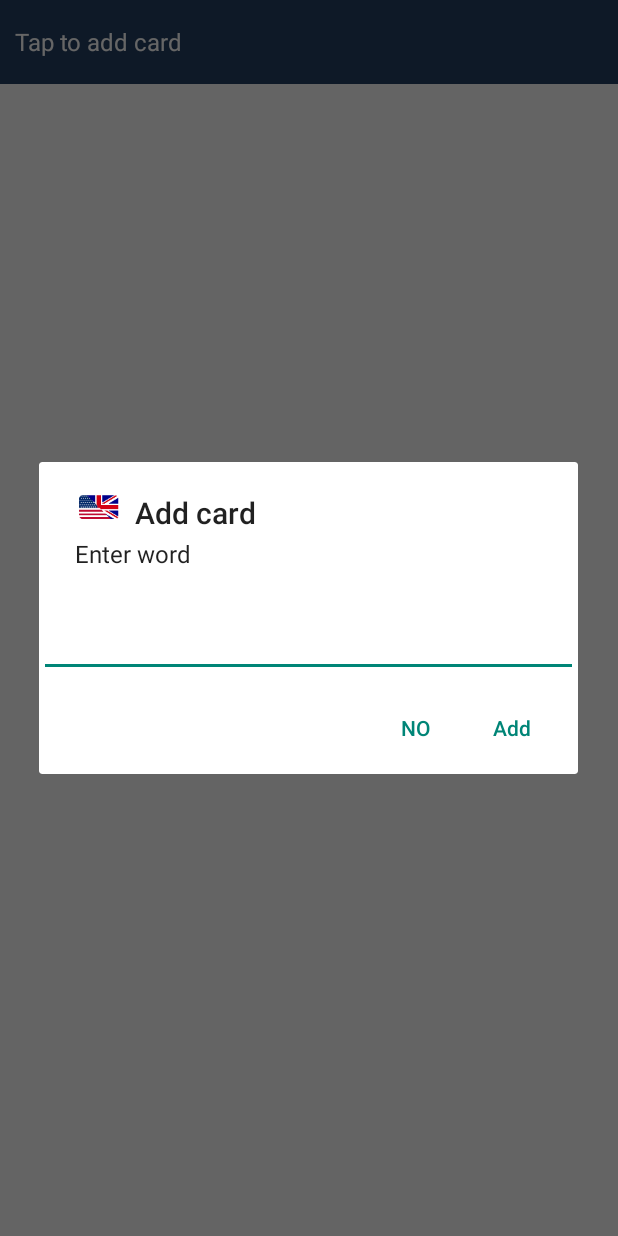
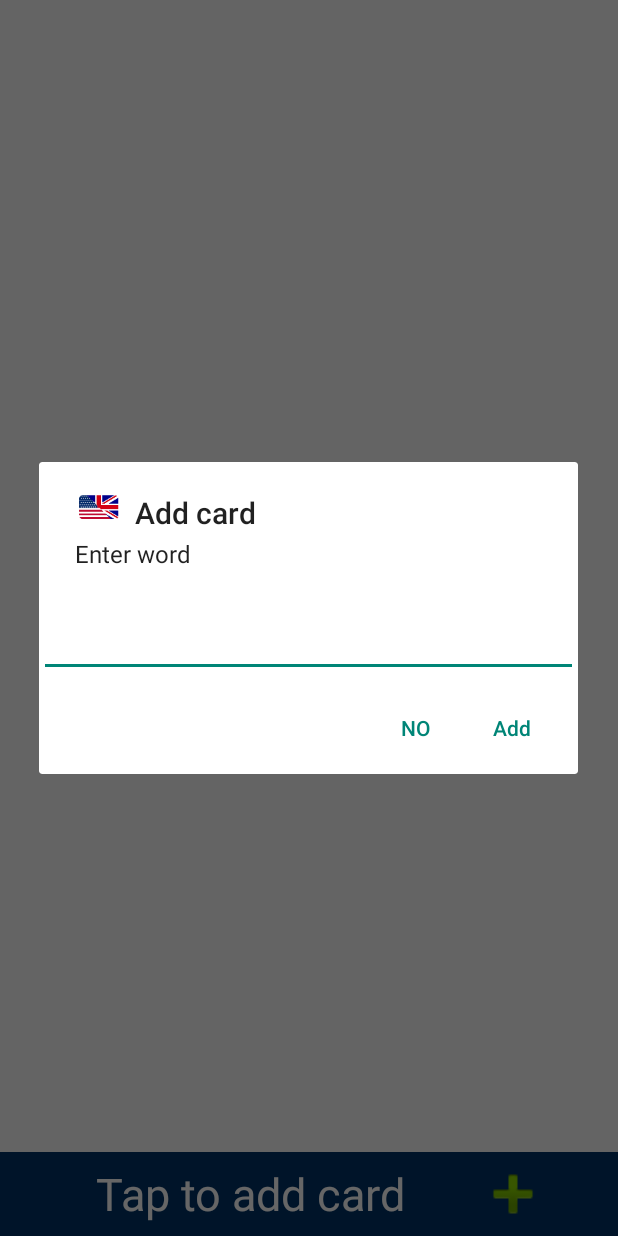
Before and after one commit to VysotskySviderskyGH/pronounceit, an Android app: the CardActivity screen opened directly, with no data from a screen before it, after a tap on "Tap to add card", on a phone screen of 412 x 824 dp. Run offline under Robolectric (Android 15) with nearby library versions, the phone set to English and light mode, and no system bars; libraries missing offline, so code that uses them is left out: com.androidquery, com.facebook, de.keyboardsurfer.android; 4 statements that could not run were skipped.

Commit message:
Card with forvoApi complete

```diff
--- a/app/src/main/java/com/vsgh/pronounceit/activity/CardActivity.java
+++ b/app/src/main/java/com/vsgh/pronounceit/activity/CardActivity.java
@@ -4,42 +4,34 @@ import android.app.AlertDialog;
 import android.content.Context;
 import android.content.DialogInterface;
 import android.os.Bundle;
-import android.os.Handler;
 import android.speech.tts.TextToSpeech;
-import android.support.v4.widget.SwipeRefreshLayout;
 import android.support.v7.widget.RecyclerView;
 import android.support.v7.widget.StaggeredGridLayoutManager;
 import android.util.TypedValue;
 import android.view.View;
-import android.view.animation.Animation;
-import android.view.animation.AnimationUtils;
 import android.widget.EditText;
+import android.widget.ImageView;
 import android.widget.LinearLayout;
 import android.widget.TextView;
 
 import com.vsgh.pronounceit.R;
 import com.vsgh.pronounceit.activity.base.BaseVsghActivity;
 import com.vsgh.pronounceit.adapters.RVAdapter;
+import com.vsgh.pronounceit.apihelpers.forvo.ForvoApi;
 import com.vsgh.pronounceit.customviews.QRBarDecoration;
 import com.vsgh.pronounceit.persistence.Sounds;
-import com.vsgh.pronounceit.customviews.TargetedSwipeRefreshLayout;
 
 import java.util.ArrayList;
 import java.util.List;
-import java.util.Random;
+
+import de.keyboardsurfer.android.widget.crouton.Crouton;
+import de.keyboardsurfer.android.widget.crouton.Style;
 
 /**
  * Created by Eren on 18.02.2015.
  */
 public class CardActivity extends BaseVsghActivity {
 
-    // An array of meaningless titles
-    private static final String[] someTitles = {
-            "Test 1",
-            "Test 2",
-            "Test 3",
-    };
-    public TargetedSwipeRefreshLayout swiper;
     Context context;
     private RecyclerView mRecycler;
     private StaggeredGridLayoutManager mSGLM;
@@ -47,15 +39,10 @@ public class CardActivity extends BaseVsghActivity {
     private TextView tvQRBarTitle;
     private RVAdapter mAdapter;
     private ArrayList<String> myDataset;
-    private Animation inAnim;
-    private Animation outAnim;
     private TextToSpeech mTTS;
-    // For randomizing titles across our dataset
-    private Random randy = new Random();
-
-    // See QRBar setup below
     private int columnCount;
     private int qrBarHeight;
+    private ImageView imageView;
 
     @Override
     public void onCreate(Bundle savedInstanceState) {
@@ -70,11 +57,7 @@ public class CardActivity extends BaseVsghActivity {
         //////////////////////
         //  Setup QR Bar    //
         //////////////////////
-        inAnim = AnimationUtils.loadAnimation(this, R.anim.abc_slide_in_top);
-        outAnim = AnimationUtils.loadAnimation(this, R.anim.abc_slide_out_top);
         qrBar = (LinearLayout) findViewById(R.id.myQRBar);
-        // In production, better to get this from a "values.xml" resource
-        // in a res folder appropriate to screen size / orientation
         columnCount = 2;
         // Set the QRBar Height to that of the ActionBar
         TypedValue tv = new TypedValue();
@@ -82,65 +65,17 @@ public class CardActivity extends BaseVsghActivity {
             qrBarHeight = TypedValue.complexToDimensionPixelSize(tv.data, getResources().getDisplayMetrics());
         }
         tvQRBarTitle = (TextView) findViewById(R.id.tvQRBarTitle);
-        tvQRBarTitle.setText("Tap to add card");
         tvQRBarTitle.setOnClickListener(new View.OnClickListener() {
             @Override
             public void onClick(View view) {
-                AlertDialog.Builder alertDialog = new AlertDialog.Builder(context);
-                alertDialog.setTitle("Add card");
-                alertDialog.setMessage("Enter word");
-                final EditText input = new EditText(context);
-                LinearLayout.LayoutParams lp = new LinearLayout.LayoutParams(
-                        LinearLayout.LayoutParams.MATCH_PARENT,
-                        LinearLayout.LayoutParams.MATCH_PARENT);
-                input.setLayoutParams(lp);
-                alertDialog.setView(input);
-                alertDialog.setIcon(R.drawable.ic_launcher);
-                alertDialog.setPositiveButton("Add",
-                        new DialogInterface.OnClickListener() {
-                            public void onClick(DialogInterface dialog, int which) {
-                                if (input.getText().toString().length() > 2) {
-                                    addItemAtPosition(0, input.getText().toString());
-                                }
-                            }
-                        });
-                alertDialog.setNegativeButton("NO",
-                        new DialogInterface.OnClickListener() {
-                            public void onClick(DialogInterface dialog, int which) {
-                                dialog.cancel();
-                            }
-                        });
-                alertDialog.show();
+                kostul();
             }
         });
-        //////////////////////////////
-        //  Setup Swipe To Refresh  //
-        //////////////////////////////
-        swiper = (TargetedSwipeRefreshLayout) findViewById(R.id.swipe_container);
-        swiper.setSize(SwipeRefreshLayout.LARGE);
-        swiper.setColorSchemeResources(
-                android.R.color.holo_blue_bright,
-                android.R.color.holo_orange_light,
-                android.R.color.holo_green_light,
-                android.R.color.holo_red_light
-        );
-        swiper.setOnRefreshListener(new SwipeRefreshLayout.OnRefreshListener() {
+        imageView = (ImageView) findViewById(R.id.image);
+        imageView.setOnClickListener(new View.OnClickListener() {
             @Override
-            public void onRefresh() {
-                // This is where you should kickoff the
-                // refreshing task.
-
-                // For now, just wait a few seconds and turn off refreshing.
-                new Handler().postDelayed(new Runnable() {
-                    @Override
-                    public void run() {
-                        if (myDataset != null && mAdapter != null) {
-                            // Collections.shuffle(myDataset);
-                            mAdapter.notifyDataSetChanged();
-                        }
-                        swiper.setRefreshing(false);
-                    }
-                }, 0);
+            public void onClick(View v) {
+                kostul();
             }
         });
         //////////////////////////////////////////////
@@ -153,32 +88,63 @@ public class CardActivity extends BaseVsghActivity {
         //////////////////////////////
         //  Setup Adapter & DataSet //
         //////////////////////////////
-        myDataset = new ArrayList<String>();
-        // Load up the dataset with random titles
+        myDataset = new ArrayList<>();
         List<Sounds> sounds = Sounds.listAll(Sounds.class);
         for (Sounds sound : sounds) {
             myDataset.add(sound.getName());
         }
         mAdapter = new RVAdapter(this, myDataset, mTTS);
-        // Set the RecyclerView's Adapter
         mRecycler.setAdapter(mAdapter);
-
-        // Set the Recyclerview to be the target scrollable view
-        // for the TargetedSwipeRefreshAdapter.
-        swiper.setTargetScrollableView(mRecycler);
     }
 
-    /**
-     * Adds an item at postion, and scrolls to that position.
-     *
-     * @param position index in dataset
-     * @param item     to add
-     */
     public void addItemAtPosition(int position, String item) {
         myDataset.add(position, item);
         mAdapter.notifyItemInserted(position);
-        mSGLM.scrollToPosition(position);
-        Sounds sounds = new Sounds(item);
+        Sounds sounds = new Sounds(item, false);
         sounds.save();
+        ForvoApi.downloadMp3Url(this, sounds.getName());
+    }
+
+    private void kostul(){
+        AlertDialog.Builder alertDialog = new AlertDialog.Builder(context);
+        alertDialog.setTitle("Add card");
+        alertDialog.setMessage("Enter word");
+        final EditText input = new EditText(context);
+        LinearLayout.LayoutParams lp = new LinearLayout.LayoutParams(
+                LinearLayout.LayoutParams.MATCH_PARENT,
+                LinearLayout.LayoutParams.MATCH_PARENT);
+        input.setLayoutParams(lp);
+        alertDialog.setView(input);
+        alertDialog.setIcon(R.drawable.ic_launcher);
+        alertDialog.setPositiveButton("Add",
+                new DialogInterface.OnClickListener() {
+                    public void onClick(DialogInterface dialog, int which) {
+                        if (input.getText().toString().length() > 1){
+                            List<Sounds> sounds =  Sounds.listAll(Sounds.class);
+                            for(Sounds temp : sounds)
+                                if(temp.getName().toLowerCase().equals(
+                                        input.getText().toString().toLowerCase())){
+                                    Crouton.makeText((android.app.Activity) context,
+                                        getString(R.string.already_exists), Style.INFO).show();
+                                    return;
+                                }
+                            String str = input.getText().toString();
+                            String goodStr = str.trim();
+                            int k = goodStr.indexOf(" ");
+                            if(k == -1){
+                                addItemAtPosition(myDataset.size(), goodStr);
+                            }else{
+                                addItemAtPosition(myDataset.size(), str.substring(0,k));
+                            }
+                        }
+                    }
+                });
+        alertDialog.setNegativeButton("NO",
+                new DialogInterface.OnClickListener() {
+                    public void onClick(DialogInterface dialog, int which) {
+                        dialog.cancel();
+                    }
+                });
+        alertDialog.show();
     }
 }
--- a/app/src/main/java/com/vsgh/pronounceit/customviews/QRBarDecoration.java
+++ b/app/src/main/java/com/vsgh/pronounceit/customviews/QRBarDecoration.java
@@ -21,12 +21,12 @@ public class QRBarDecoration extends RecyclerView.ItemDecoration {
     public void getItemOffsets(Rect outRect, View view, RecyclerView parent, RecyclerView.State state) {
 
         // Sets the "inset" of the top views in the grid
-        if (parent.getChildPosition(view) < columnCount) {
-            outRect.set(0, qrBarHeight, 0, 0);
+        if (parent.getChildAdapterPosition(view) < columnCount) {
+            outRect.set(0, 0, 0, 0);
         } else {
             outRect.set(0, 0, 0, 0);
         }
-
     }
 
+
 }
--- a/app/src/main/java/com/vsgh/pronounceit/customviews/TargetedSwipeRefreshLayout.java
+++ /dev/null
@@ -1,52 +0,0 @@
-package com.vsgh.pronounceit.customviews;
-
-import android.content.Context;
-import android.support.v4.view.ViewCompat;
-import android.support.v4.widget.SwipeRefreshLayout;
-import android.util.AttributeSet;
-import android.view.View;
-import android.widget.AbsListView;
-
-/**
- * Created by Eren on 18.02.2015.
- */
-public class TargetedSwipeRefreshLayout extends SwipeRefreshLayout {
-
-    private View myScrollableView = null;
-
-    public TargetedSwipeRefreshLayout(Context context) {
-        super(context);
-    }
-
-    public TargetedSwipeRefreshLayout(Context context, AttributeSet attrs) {
-        super(context, attrs);
-    }
-
-    /**
-     * Specify the target scrollable view
-     *
-     * @param view
-     */
-    public void setTargetScrollableView(View view) {
-        myScrollableView = view;
-    }
-
-    @Override
-    public boolean canChildScrollUp() {
-
-        if (myScrollableView == null) return false;
-
-        if (android.os.Build.VERSION.SDK_INT < 14) {
-            if (myScrollableView instanceof AbsListView) {
-                final AbsListView absListView = (AbsListView) myScrollableView;
-                return absListView.getChildCount() > 0
-                        && (absListView.getFirstVisiblePosition() > 0 || absListView.getChildAt(0)
-                        .getTop() < absListView.getPaddingTop());
-            } else {
-                return myScrollableView.getScrollY() > 0;
-            }
-        } else {
-            return ViewCompat.canScrollVertically(myScrollableView, -1);
-        }
-    }
-}
--- a/app/src/main/res/layout/card_activity_layout.xml
+++ b/app/src/main/res/layout/card_activity_layout.xml
@@ -1,41 +1,43 @@
-<com.vsgh.pronounceit.customviews.TargetedSwipeRefreshLayout xmlns:android="http://schemas.android.com/apk/res/android"
+<LinearLayout  xmlns:android="http://schemas.android.com/apk/res/android"
     android:id="@+id/swipe_container"
     android:layout_width="match_parent"
-    android:layout_height="match_parent">
-
-    <FrameLayout
-        android:layout_width="match_parent"
-        android:layout_height="match_parent">
+    android:layout_height="match_parent"
+    android:orientation="vertical">
 
         <android.support.v7.widget.RecyclerView
             android:id="@+id/rvExampleGrid"
             android:layout_width="match_parent"
-            android:layout_height="match_parent" />
+            android:layout_height="match_parent"
+            android:layout_weight="1" />
 
         <LinearLayout
             android:id="@+id/myQRBar"
             android:layout_width="match_parent"
             android:layout_height="?attr/actionBarSize"
-            android:background="#FF243F61"
+            android:background="#003366"
             android:orientation="horizontal"
-            android:padding="4dp">
-
-
+            android:padding="4dp"
+            android:layout_gravity="center_horizontal|bottom"
+            >
             <TextView
                 android:id="@+id/tvQRBarTitle"
+                android:layout_width="wrap_content"
+                android:layout_height="match_parent"
+                android:layout_marginLeft="60dp"
+                android:ellipsize="end"
+                android:maxLines="1"
+                android:text="Tap to add card"
+                android:textColor="@android:color/white"
+                android:textSize="30dp"
+                android:layout_gravity="center_vertical"
+                android:gravity="center"/>
+            <ImageView
+                android:id="@+id/image"
                 android:layout_width="match_parent"
-                android:layout_height="wrap_content"
-                android:layout_gravity="center_vertical"
-                android:layout_marginLeft="6dp"
-                android:ellipsize="end"
-                android:maxLines="2"
-                android:text="Text in my QR Bar"
-                android:textColor="@android:color/white"
-                android:textSize="16sp" />
-
+                android:layout_height="match_parent"
+                android:src="@android:drawable/ic_input_add"
+                android:layout_marginLeft="6dp"/>
 
         </LinearLayout>
 
-    </FrameLayout>
-
-</com.vsgh.pronounceit.customviews.TargetedSwipeRefreshLayout>
+</LinearLayout>
--- a/app/src/main/res/values/strings.xml
+++ b/app/src/main/res/values/strings.xml
@@ -21,6 +21,8 @@
     <string name="skip_msg">skip</string>
     <string name="listen_msg">listen</string>
     <string name="title_activity_help">HelpActivity</string>
+    <string name="already_exists">This card already exists</string>
+
 
     <string name="hello_world">Hello world!</string>
     <string name="action_settings">Settings</string>
```
Also changed, not shown: app/src/main/java/com/vsgh/pronounceit/adapters/RVAdapter.java (+55 -14 lines), app/src/main/java/com/vsgh/pronounceit/apihelpers/forvo/WordsLoader.java (+8 -5 lines), app/src/main/java/com/vsgh/pronounceit/persistence/Sounds.java (+13 -2 lines), 1 other file.
